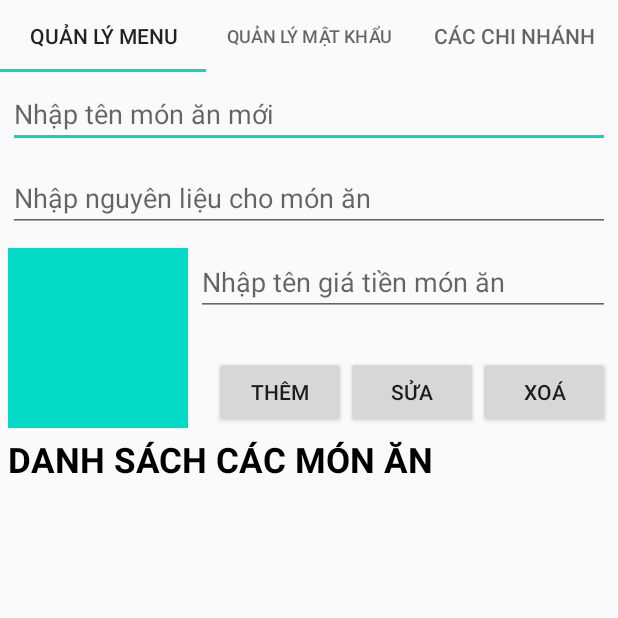
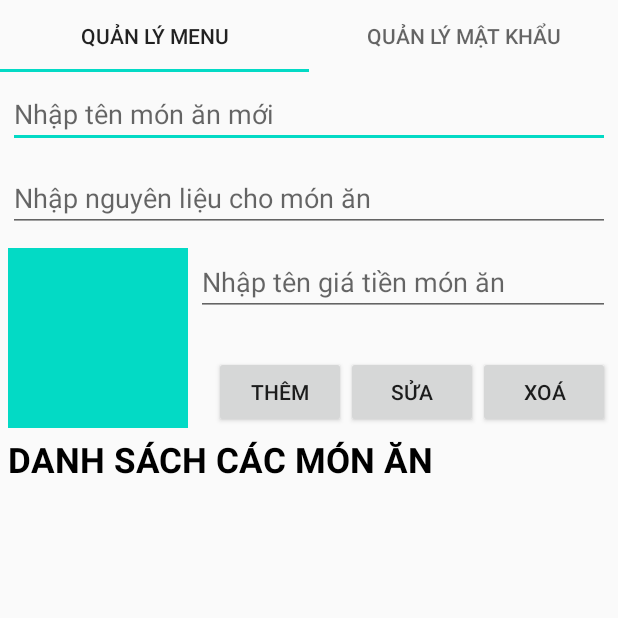
Before and after one commit to phucdeveloper/Pizza_Plan_Admin, an Android app: the QuanLyActivity screen opened directly, with no data from a screen before it, on a phone screen of 412 x 824 dp, the top half of it. Run offline under Robolectric (Android 15) with nearby library versions, the phone set to English and light mode, and no system bars; our stand-ins replace Firebase (no records; nobody signed in at launch, a user with empty details on screens opened directly).

Commit message:
Update Project Pizza Plan for Admin by 04:06 AM Mon, August 3, 2020

```diff
--- a/app/src/main/java/com/philipstudio/pizzaplanadmin/QuanLyActivity.java
+++ b/app/src/main/java/com/philipstudio/pizzaplanadmin/QuanLyActivity.java
@@ -42,15 +42,16 @@ public class QuanLyActivity extends AppCompatActivity {
                     return new QuanLyMenuFragment();
                 case 1 :
                     return new QuanLyMatKhauFragment();
-                case 2 :
-                    return new QuanLyChiNhanhFragment();
+//                case 2 :
+//                    return new QuanLyChiNhanhFragment();
             }
             return null;
         }
 
         @Override
         public int getCount() {
-            return 3;
+       //     return 3;
+            return 2;
         }
 
          @Nullable
@@ -59,7 +60,7 @@ public class QuanLyActivity extends AppCompatActivity {
              switch (position){
                  case 0 : return "Quản lý Menu";
                  case 1 : return "Quản lý mật khẩu";
-                 case 2 : return "Các chi nhánh";
+            //     case 2 : return "Các chi nhánh";
              }
              return null;
          }
--- a/app/src/main/res/layout/activity_quanly.xml
+++ b/app/src/main/res/layout/activity_quanly.xml
@@ -19,10 +19,10 @@
             android:text="Quản lý mật khẩu"
             android:layout_width="wrap_content"
             android:layout_height="wrap_content"/>
-        <com.google.android.material.tabs.TabItem
-            android:text="Các chi nhánh"
-            android:layout_width="wrap_content"
-            android:layout_height="wrap_content"/>
+<!--        <com.google.android.material.tabs.TabItem-->
+<!--            android:text="Các chi nhánh"-->
+<!--            android:layout_width="wrap_content"-->
+<!--            android:layout_height="wrap_content"/>-->
     </com.google.android.material.tabs.TabLayout>
     <androidx.viewpager.widget.ViewPager
         android:id="@+id/view_pager_container"
```
Also changed, not shown: app/src/main/java/com/philipstudio/pizzaplanadmin/NguoiDungAdapter.java (+2 -16 lines).
